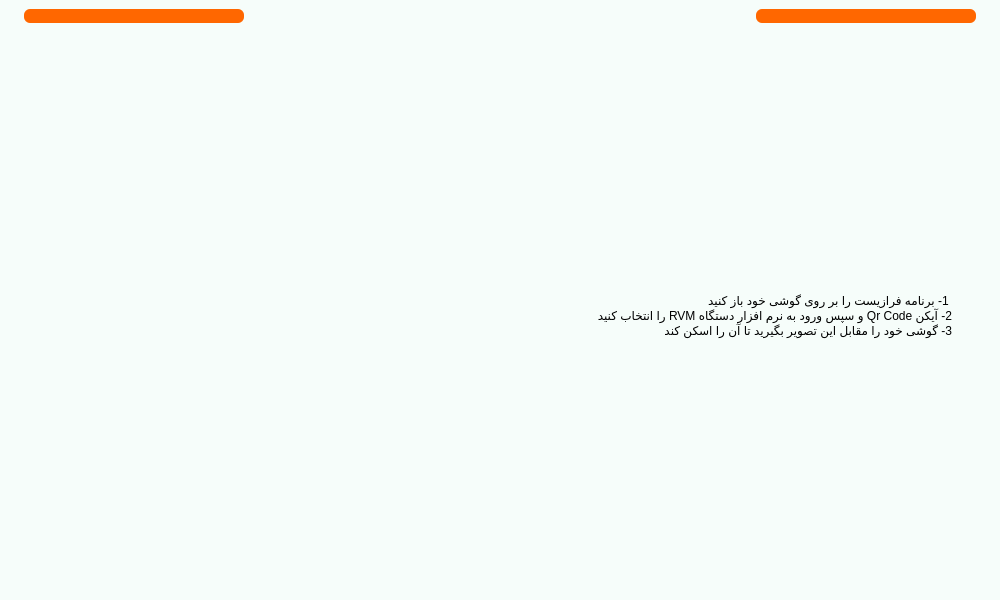
Qt form main.ui (Farazist/raspberrypi-app) before a commit.
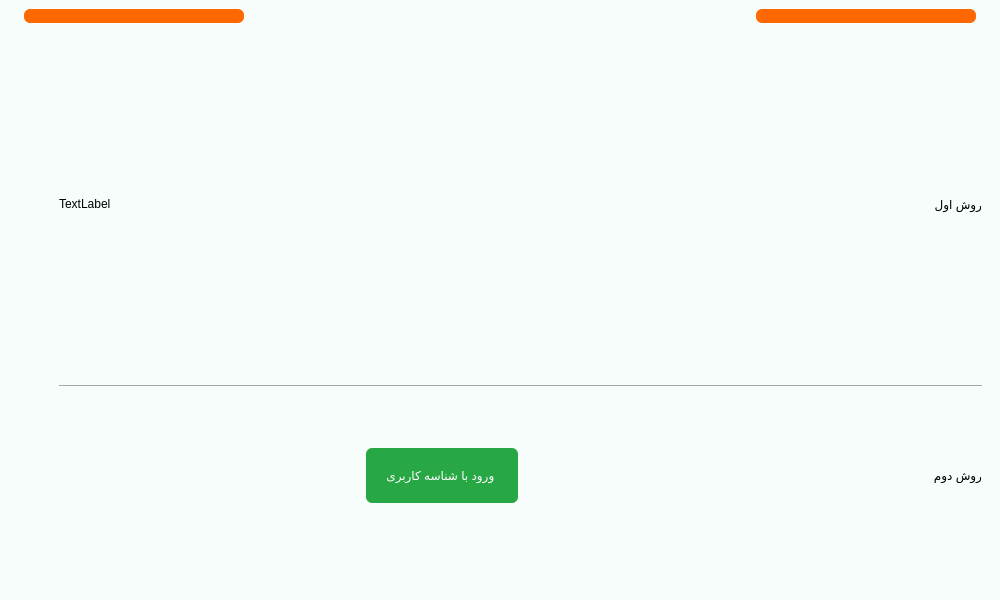
The same form after that commit. The open tabs and pages were chosen to show the change. Icons and pictures are not drawn.

```diff
--- a/main.ui
+++ b/main.ui
@@ -2122,53 +2122,98 @@
       </widget>
       <widget class="QWidget" name="pageSignInUserQRcode">
        <layout class="QVBoxLayout" name="verticalLayout_11">
+        <property name="leftMargin">
+         <number>50</number>
+        </property>
+        <property name="topMargin">
+         <number>0</number>
+        </property>
         <item>
          <layout class="QHBoxLayout" name="horizontalLayout_5">
-          <property name="leftMargin">
-           <number>30</number>
-          </property>
-          <property name="topMargin">
-           <number>50</number>
-          </property>
-          <property name="rightMargin">
-           <number>30</number>
-          </property>
-          <item alignment="Qt::AlignHCenter|Qt::AlignVCenter">
+          <item alignment="Qt::AlignVCenter">
            <widget class="QLabel" name="lblPixmapQr">
-            <property name="text">
-             <string/>
-            </property>
-            <property name="alignment">
-             <set>Qt::AlignCenter</set>
-            </property>
-           </widget>
-          </item>
-          <item alignment="Qt::AlignHCenter|Qt::AlignVCenter">
-           <widget class="QLabel" name="lblQrText">
             <property name="minimumSize">
              <size>
-              <width>600</width>
-              <height>0</height>
+              <width>0</width>
+              <height>350</height>
              </size>
             </property>
-            <property name="maximumSize">
+            <property name="text">
+             <string>TextLabel</string>
+            </property>
+           </widget>
+          </item>
+          <item alignment="Qt::AlignRight|Qt::AlignVCenter">
+           <widget class="QLabel" name="label_11">
+            <property name="text">
+             <string/>
+            </property>
+            <property name="pixmap">
+             <pixmap>images/vector/qr-scan.png</pixmap>
+            </property>
+           </widget>
+          </item>
+          <item alignment="Qt::AlignRight">
+           <widget class="QLabel" name="label_3">
+            <property name="styleSheet">
+             <string notr="true">font: 22pt &quot;IRANSans&quot;;</string>
+            </property>
+            <property name="text">
+             <string>روش اول</string>
+            </property>
+           </widget>
+          </item>
+         </layout>
+        </item>
+        <item>
+         <widget class="Line" name="line">
+          <property name="orientation">
+           <enum>Qt::Horizontal</enum>
+          </property>
+         </widget>
+        </item>
+        <item>
+         <layout class="QHBoxLayout" name="horizontalLayout_23">
+          <item alignment="Qt::AlignRight|Qt::AlignVCenter">
+           <widget class="QPushButton" name="btnSignInUserMobileNumber">
+            <property name="styleSheet">
+             <string notr="true">QPushButton{
+font: 26pt &quot;IRANSans&quot;;
+background-color: #28a745;
+color: rgb(255, 255, 255);
+padding: 20px; 
+border: none; 
+border-radius: 6px;
+text-align: center;
+outline-style: none;
+}
+QPushButton:pressed {
+background-color: #145222;
+border-style: inset;
+}</string>
+            </property>
+            <property name="text">
+             <string>ورود با شناسه کاربری </string>
+            </property>
+            <property name="icon">
+             <iconset>
+              <normaloff>images/icon/numbers.png</normaloff>images/icon/numbers.png</iconset>
+            </property>
+            <property name="iconSize">
              <size>
-              <width>700</width>
-              <height>16777215</height>
+              <width>50</width>
+              <height>50</height>
              </size>
             </property>
+           </widget>
+          </item>
+          <item alignment="Qt::AlignRight|Qt::AlignVCenter">
+           <widget class="QLabel" name="label_15">
             <property name="styleSheet">
-             <string notr="true">font: 20pt &quot;IRANSansFaNum&quot;;
-color:#000000;</string>
+             <string notr="true">font: 22pt &quot;IRANSans&quot;;</string>
             </property>
             <property name="text">
-             <string> 1- برنامه فرازیست را بر روی گوشی خود باز کنید
-2- آیکن Qr Code و سپس ورود به نرم افزار دستگاه RVM را انتخاب کنید
-3- گوشی خود را مقابل این تصویر بگیرید تا آن را اسکن کند
-</string>
-            </property>
-            <property name="wordWrap">
-             <bool>true</bool>
+             <string>روش دوم</string>
             </property>
            </widget>
           </item>
@@ -2640,7 +2685,7 @@
            <number>0</number>
           </property>
           <item alignment="Qt::AlignVCenter">
-           <widget class="QPushButton" name="btnSignInUserMobileNumber">
+           <widget class="QPushButton" name="btnSignInUserMobileNumber_1">
             <property name="minimumSize">
              <size>
               <width>350</width>
```
Left out of the diff: 14 changed lines with no effect on the pictures.
